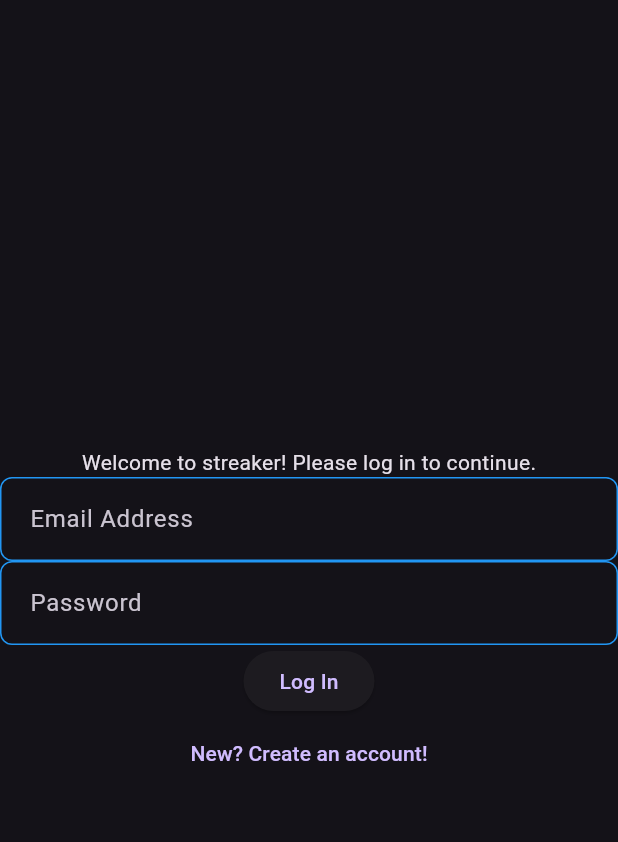
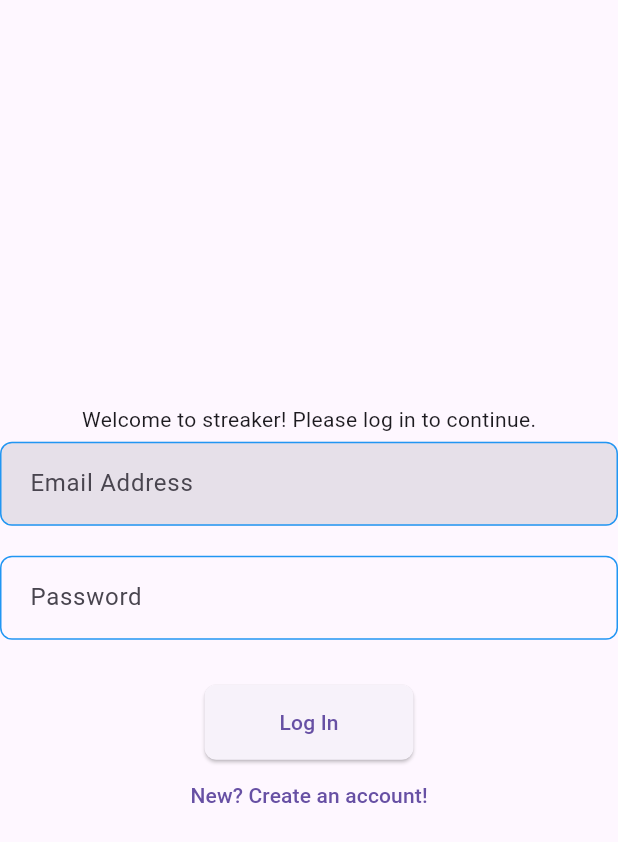
Before and after one commit to Abdalaziz-Badawi/Streaker, a Flutter app: the screen it shows after launch, after a tap on "Starter Page", on a phone screen of 412 x 824 dp. Shown: the top 842 px of the screen. Run offline on Flutter 3.47's test engine with Material 3 defaults, Android fonts, the phone set to English and light mode, and no system bars; our stand-ins replace flutter_svg; network calls fail.

Commit message:
Mainly - UI improvment : theme, other aspects as well

```diff
--- a/lib/main.dart
+++ b/lib/main.dart
@@ -38,10 +38,19 @@
       // darkTheme: ThemeData.dark(
       //   useMaterial3: true,
       // ),
-      themeMode: ThemeMode.system,
+      // themeMode: ThemeMode.system,
       theme: ThemeData(
-        brightness: Brightness.dark,
+        useMaterial3: true,
+        appBarTheme: AppBarTheme(
+          backgroundColor: Colors.transparent,
+        ),
+        // buttonTheme: const ButtonThemeData(
+        //   buttonColor: Color(0xFFB70000),
+        // ),
+        // scaffoldBackgroundColor: Colors.white,
+        visualDensity: VisualDensity.adaptivePlatformDensity,
       ),
+
       home: const MyHomePage(),
       routes: {
         '/home': (context) =>  MyHomePage(),
--- a/lib/pages/starterpage.dart
+++ b/lib/pages/starterpage.dart
@@ -11,10 +11,13 @@
         mainAxisAlignment: MainAxisAlignment.center,
         children: [
           const Text('Welcome to streaker! Please log in to continue.'),
+          SafeArea(child: SizedBox(height: 5)),
           TextFormField(
             decoration: InputDecoration(
               labelText: 'Email Address',
               border: OutlineInputBorder(),
+              filled: true,
+
               // radius: BorderRadius.circular(8.0),
               alignLabelWithHint: true,
               hint: const Text('Enter your email'),
@@ -25,6 +28,7 @@
               contentPadding: EdgeInsets.all(16.0),
             ),
           ),
+          SafeArea(child: SizedBox(height: 20)),
           TextFormField(
             decoration: InputDecoration(
               labelText: 'Password',
@@ -39,10 +43,18 @@
               contentPadding: EdgeInsets.all(16.0),
             ),
           ),
+          SafeArea(child: SizedBox(height: 30)),
           ElevatedButton(
             onPressed: () {
               // Do something
             },
+            style: ElevatedButton.styleFrom(
+              padding: const EdgeInsets.symmetric(horizontal: 50, vertical: 15),
+              // backgroundColor: Color(0xFFB70000),
+              shape: RoundedRectangleBorder(
+                borderRadius: BorderRadius.circular(8.0),
+              ),
+            ),
             child: const Text('Log In'),
           ),
           TextButton(
```
